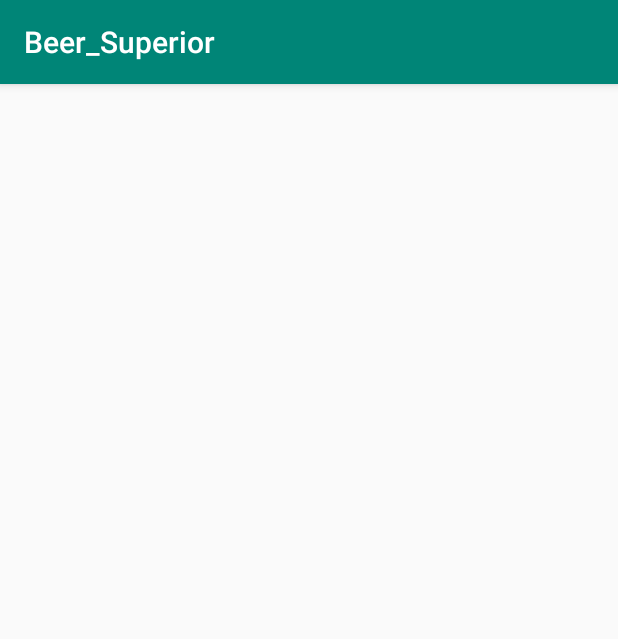
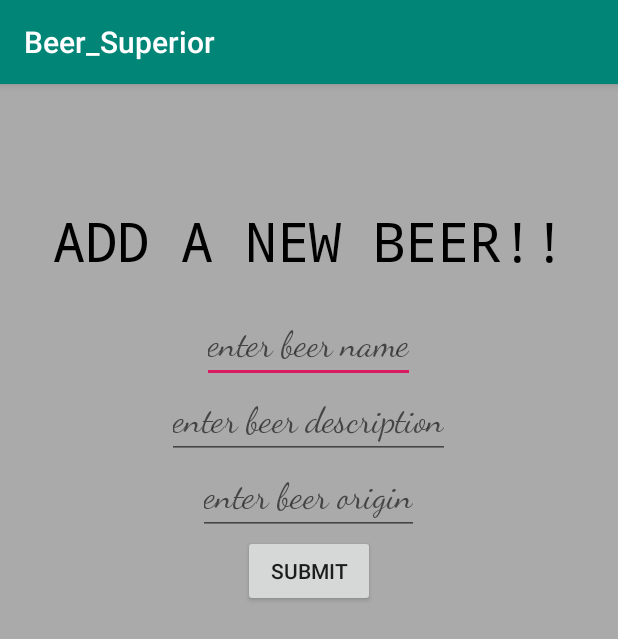
Before and after one commit to DENNINGKEVIN/Beer, an Android app: the ContributeActivity screen opened directly, with no data from a screen before it, on a phone screen of 412 x 824 dp. Shown: the top 639 px of the screen. Run offline under Robolectric (Android 15) with nearby library versions, the phone set to English and light mode, and no system bars.

Commit message:
create activity_contribute layout

```diff
--- a/app/src/main/res/layout/activity_contribute.xml
+++ b/app/src/main/res/layout/activity_contribute.xml
@@ -1,9 +1,69 @@
 <?xml version="1.0" encoding="utf-8"?>
-<androidx.constraintlayout.widget.ConstraintLayout xmlns:android="http://schemas.android.com/apk/res/android"
+<RelativeLayout xmlns:android="http://schemas.android.com/apk/res/android"
     xmlns:app="http://schemas.android.com/apk/res-auto"
     xmlns:tools="http://schemas.android.com/tools"
     android:layout_width="match_parent"
     android:layout_height="match_parent"
-    tools:context="com.mulama.beer_superior.ContributeActivity">
+    android:layout_centerInParent="false"
+    android:layout_centerVertical="false"
+    android:background="@android:color/darker_gray"
+    tools:context=".ContributeActivity">
 
-</androidx.constraintlayout.widget.ConstraintLayout>
+
+    <TextView
+        android:id="@+id/contributeTextView"
+        android:layout_width="wrap_content"
+        android:layout_height="wrap_content"
+        android:layout_centerHorizontal="true"
+        android:paddingTop="80sp"
+        android:paddingBottom="20sp"
+        android:text="ADD A NEW BEER!!"
+        android:textColor="@android:color/black"
+        android:textSize="36sp"
+        app:fontFamily="monospace" />
+
+    <EditText
+        android:id="@+id/beerNameEdittext"
+        android:layout_width="wrap_content"
+        android:layout_height="wrap_content"
+        android:layout_below="@+id/contributeTextView"
+        android:layout_centerInParent="true"
+        android:hint="enter beer name"
+        android:textColor="@android:color/white"
+        android:textColorHighlight="@android:color/black"
+        android:textSize="24sp"
+        app:fontFamily="cursive" />
+
+    <EditText
+        android:id="@+id/beerDescriptionEdittext"
+        android:layout_width="wrap_content"
+        android:layout_height="wrap_content"
+        android:layout_below="@id/beerNameEdittext"
+        android:layout_centerInParent="true"
+        android:hint="enter beer description"
+        android:textColor="@android:color/white"
+        android:textColorHighlight="@android:color/black"
+        android:textSize="24sp"
+        app:fontFamily="cursive" />
+
+    <EditText
+        android:id="@+id/beerOriginEdittext"
+        android:layout_width="wrap_content"
+        android:layout_height="wrap_content"
+        android:layout_below="@id/beerDescriptionEdittext"
+        android:layout_centerInParent="true"
+        android:hint="enter beer origin"
+        android:textColor="@android:color/white"
+        android:textColorHighlight="@android:color/black"
+        android:textSize="24sp"
+        app:fontFamily="cursive" />
+    <Button
+        android:text="Submit"
+        android:layout_width="wrap_content"
+        android:layout_height="wrap_content"
+        android:id="@+id/submitButton"
+        android:layout_below="@id/beerOriginEdittext"
+        android:layout_centerHorizontal="true"
+        android:layout_weight="1" />
+
+</RelativeLayout>
```
